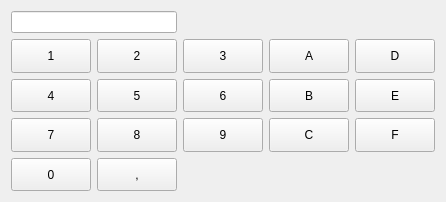
Before: the Qt Designer form wm-common/gui/wmkeyboardform.ui in ZeraGmbH/wm-project, drawn with Qt 5.
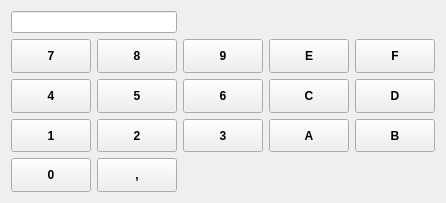
After: the same form once the commit is applied.

Commit message: changes layout of keyboard

```diff
--- a/wm-common/gui/wmkeyboardform.ui
+++ b/wm-common/gui/wmkeyboardform.ui
@@ -10,7 +10,7 @@
     <x>0</x>
     <y>0</y>
     <width>444</width>
-    <height>202</height>
+    <height>203</height>
    </rect>
   </property>
   <property name="sizePolicy">
@@ -28,32 +28,6 @@
   <layout class="QGridLayout" name="gridLayout_2">
    <item row="0" column="0">
     <layout class="QGridLayout" name="gridLayout">
-     <item row="1" column="3">
-      <widget class="QPushButton" name="pushButtonA">
-       <property name="sizePolicy">
-        <sizepolicy hsizetype="Minimum" vsizetype="Minimum">
-         <horstretch>0</horstretch>
-         <verstretch>0</verstretch>
-        </sizepolicy>
-       </property>
-       <property name="text">
-        <string>A</string>
-       </property>
-      </widget>
-     </item>
-     <item row="3" column="0">
-      <widget class="QPushButton" name="pushButton7">
-       <property name="sizePolicy">
-        <sizepolicy hsizetype="Minimum" vsizetype="Minimum">
-         <horstretch>0</horstretch>
-         <verstretch>0</verstretch>
-        </sizepolicy>
-       </property>
-       <property name="text">
-        <string>7</string>
-       </property>
-      </widget>
-     </item>
      <item row="4" column="0">
       <widget class="QPushButton" name="pushButton0">
        <property name="sizePolicy">
@@ -62,128 +36,16 @@
          <verstretch>0</verstretch>
         </sizepolicy>
        </property>
+       <property name="font">
+        <font>
+         <bold>true</bold>
+        </font>
+       </property>
        <property name="text">
         <string>0</string>
        </property>
       </widget>
      </item>
-     <item row="1" column="4">
-      <widget class="QPushButton" name="pushButtonD">
-       <property name="sizePolicy">
-        <sizepolicy hsizetype="Minimum" vsizetype="Minimum">
-         <horstretch>0</horstretch>
-         <verstretch>0</verstretch>
-        </sizepolicy>
-       </property>
-       <property name="text">
-        <string>D</string>
-       </property>
-      </widget>
-     </item>
-     <item row="2" column="3">
-      <widget class="QPushButton" name="pushButtonB">
-       <property name="sizePolicy">
-        <sizepolicy hsizetype="Minimum" vsizetype="Minimum">
-         <horstretch>0</horstretch>
-         <verstretch>0</verstretch>
-        </sizepolicy>
-       </property>
-       <property name="text">
-        <string>B</string>
-       </property>
-      </widget>
-     </item>
-     <item row="1" column="0">
-      <widget class="QPushButton" name="pushButton1">
-       <property name="sizePolicy">
-        <sizepolicy hsizetype="Minimum" vsizetype="Minimum">
-         <horstretch>0</horstretch>
-         <verstretch>0</verstretch>
-        </sizepolicy>
-       </property>
-       <property name="text">
-        <string>1</string>
-       </property>
-      </widget>
-     </item>
-     <item row="2" column="4">
-      <widget class="QPushButton" name="pushButtonE">
-       <property name="sizePolicy">
-        <sizepolicy hsizetype="Minimum" vsizetype="Minimum">
-         <horstretch>0</horstretch>
-         <verstretch>0</verstretch>
-        </sizepolicy>
-       </property>
-       <property name="text">
-        <string>E</string>
-       </property>
-      </widget>
-     </item>
-     <item row="1" column="2">
-      <widget class="QPushButton" name="pushButton3">
-       <property name="sizePolicy">
-        <sizepolicy hsizetype="Minimum" vsizetype="Minimum">
-         <horstretch>0</horstretch>
-         <verstretch>0</verstretch>
-        </sizepolicy>
-       </property>
-       <property name="text">
-        <string>3</string>
-       </property>
-      </widget>
-     </item>
-     <item row="3" column="4">
-      <widget class="QPushButton" name="pushButtonF">
-       <property name="sizePolicy">
-        <sizepolicy hsizetype="Minimum" vsizetype="Minimum">
-         <horstretch>0</horstretch>
-         <verstretch>0</verstretch>
-        </sizepolicy>
-       </property>
-       <property name="text">
-        <string>F</string>
-       </property>
-      </widget>
-     </item>
-     <item row="3" column="2">
-      <widget class="QPushButton" name="pushButton9">
-       <property name="sizePolicy">
-        <sizepolicy hsizetype="Minimum" vsizetype="Minimum">
-         <horstretch>0</horstretch>
-         <verstretch>0</verstretch>
-        </sizepolicy>
-       </property>
-       <property name="text">
-        <string>9</string>
-       </property>
-      </widget>
-     </item>
-     <item row="1" column="1">
-      <widget class="QPushButton" name="pushButton2">
-       <property name="sizePolicy">
-        <sizepolicy hsizetype="Minimum" vsizetype="Minimum">
-         <horstretch>0</horstretch>
-         <verstretch>0</verstretch>
-        </sizepolicy>
-       </property>
-       <property name="text">
-        <string>2</string>
-       </property>
-      </widget>
-     </item>
-     <item row="3" column="3">
-      <widget class="QPushButton" name="pushButtonC">
-       <property name="sizePolicy">
-        <sizepolicy hsizetype="Minimum" vsizetype="Minimum">
-         <horstretch>0</horstretch>
-         <verstretch>0</verstretch>
-        </sizepolicy>
-       </property>
-       <property name="text">
-        <string>C</string>
-       </property>
-      </widget>
-     </item>
      <item row="2" column="0">
       <widget class="QPushButton" name="pushButton4">
        <property name="sizePolicy">
@@ -192,6 +54,11 @@
          <verstretch>0</verstretch>
         </sizepolicy>
        </property>
+       <property name="font">
+        <font>
+         <bold>true</bold>
+        </font>
+       </property>
        <property name="text">
         <string>4</string>
        </property>
@@ -205,6 +72,11 @@
          <verstretch>0</verstretch>
         </sizepolicy>
        </property>
+       <property name="font">
+        <font>
+         <bold>true</bold>
+        </font>
+       </property>
        <property name="text">
         <string>5</string>
        </property>
@@ -218,24 +90,16 @@
          <verstretch>0</verstretch>
         </sizepolicy>
        </property>
+       <property name="font">
+        <font>
+         <bold>true</bold>
+        </font>
+       </property>
        <property name="text">
         <string>6</string>
        </property>
       </widget>
      </item>
-     <item row="3" column="1">
-      <widget class="QPushButton" name="pushButton8">
-       <property name="sizePolicy">
-        <sizepolicy hsizetype="Minimum" vsizetype="Minimum">
-         <horstretch>0</horstretch>
-         <verstretch>0</verstretch>
-        </sizepolicy>
-       </property>
-       <property name="text">
-        <string>8</string>
-       </property>
-      </widget>
-     </item>
      <item row="4" column="1">
       <widget class="QPushButton" name="pushButtonKomma">
        <property name="sizePolicy">
@@ -244,6 +108,11 @@
          <verstretch>0</verstretch>
         </sizepolicy>
        </property>
+       <property name="font">
+        <font>
+         <bold>true</bold>
+        </font>
+       </property>
        <property name="text">
         <string>,</string>
        </property>
@@ -252,6 +121,222 @@
      <item row="0" column="0" colspan="2">
       <widget class="QLineEdit" name="lineEdit"/>
      </item>
+     <item row="1" column="2">
+      <widget class="QPushButton" name="pushButton9">
+       <property name="sizePolicy">
+        <sizepolicy hsizetype="Minimum" vsizetype="Minimum">
+         <horstretch>0</horstretch>
+         <verstretch>0</verstretch>
+        </sizepolicy>
+       </property>
+       <property name="font">
+        <font>
+         <bold>true</bold>
+        </font>
+       </property>
+       <property name="text">
+        <string>9</string>
+       </property>
+      </widget>
+     </item>
+     <item row="1" column="0">
+      <widget class="QPushButton" name="pushButton7">
+       <property name="sizePolicy">
+        <sizepolicy hsizetype="Minimum" vsizetype="Minimum">
+         <horstretch>0</horstretch>
+         <verstretch>0</verstretch>
+        </sizepolicy>
+       </property>
+       <property name="font">
+        <font>
+         <bold>true</bold>
+        </font>
+       </property>
+       <property name="text">
+        <string>7</string>
+       </property>
+      </widget>
+     </item>
+     <item row="1" column="1">
+      <widget class="QPushButton" name="pushButton8">
+       <property name="sizePolicy">
+        <sizepolicy hsizetype="Minimum" vsizetype="Minimum">
+         <horstretch>0</horstretch>
+         <verstretch>0</verstretch>
+        </sizepolicy>
+       </property>
+       <property name="font">
+        <font>
+         <bold>true</bold>
+        </font>
+       </property>
+       <property name="text">
+        <string>8</string>
+       </property>
+      </widget>
+     </item>
+     <item row="3" column="1">
+      <widget class="QPushButton" name="pushButton2">
+       <property name="sizePolicy">
+        <sizepolicy hsizetype="Minimum" vsizetype="Minimum">
+         <horstretch>0</horstretch>
+         <verstretch>0</verstretch>
+        </sizepolicy>
+       </property>
+       <property name="font">
+        <font>
+         <bold>true</bold>
+        </font>
+       </property>
+       <property name="text">
+        <string>2</string>
+       </property>
+      </widget>
+     </item>
+     <item row="3" column="0">
+      <widget class="QPushButton" name="pushButton1">
+       <property name="sizePolicy">
+        <sizepolicy hsizetype="Minimum" vsizetype="Minimum">
+         <horstretch>0</horstretch>
+         <verstretch>0</verstretch>
+        </sizepolicy>
+       </property>
+       <property name="font">
+        <font>
+         <bold>true</bold>
+        </font>
+       </property>
+       <property name="text">
+        <string>1</string>
+       </property>
+      </widget>
+     </item>
+     <item row="3" column="2">
+      <widget class="QPushButton" name="pushButton3">
+       <property name="sizePolicy">
+        <sizepolicy hsizetype="Minimum" vsizetype="Minimum">
+         <horstretch>0</horstretch>
+         <verstretch>0</verstretch>
+        </sizepolicy>
+       </property>
+       <property name="font">
+        <font>
+         <bold>true</bold>
+        </font>
+       </property>
+       <property name="text">
+        <string>3</string>
+       </property>
+      </widget>
+     </item>
+     <item row="3" column="3">
+      <widget class="QPushButton" name="pushButtonA">
+       <property name="sizePolicy">
+        <sizepolicy hsizetype="Minimum" vsizetype="Minimum">
+         <horstretch>0</horstretch>
+         <verstretch>0</verstretch>
+        </sizepolicy>
+       </property>
+       <property name="font">
+        <font>
+         <bold>true</bold>
+        </font>
+       </property>
+       <property name="text">
+        <string>A</string>
+       </property>
+      </widget>
+     </item>
+     <item row="1" column="4">
+      <widget class="QPushButton" name="pushButtonF">
+       <property name="sizePolicy">
+        <sizepolicy hsizetype="Minimum" vsizetype="Minimum">
+         <horstretch>0</horstretch>
+         <verstretch>0</verstretch>
+        </sizepolicy>
+       </property>
+       <property name="font">
+        <font>
+         <bold>true</bold>
+        </font>
+       </property>
+       <property name="text">
+        <string>F</string>
+       </property>
+      </widget>
+     </item>
+     <item row="3" column="4">
+      <widget class="QPushButton" name="pushButtonB">
+       <property name="sizePolicy">
+        <sizepolicy hsizetype="Minimum" vsizetype="Minimum">
+         <horstretch>0</horstretch>
+         <verstretch>0</verstretch>
+        </sizepolicy>
+       </property>
+       <property name="font">
+        <font>
+         <bold>true</bold>
+        </font>
+       </property>
+       <property name="text">
+        <string>B</string>
+       </property>
+      </widget>
+     </item>
+     <item row="2" column="3">
+      <widget class="QPushButton" name="pushButtonC">
+       <property name="sizePolicy">
+        <sizepolicy hsizetype="Minimum" vsizetype="Minimum">
+         <horstretch>0</horstretch>
+         <verstretch>0</verstretch>
+        </sizepolicy>
+       </property>
+       <property name="font">
+        <font>
+         <bold>true</bold>
+        </font>
+       </property>
+       <property name="text">
+        <string>C</string>
+       </property>
+      </widget>
+     </item>
+     <item row="1" column="3">
+      <widget class="QPushButton" name="pushButtonE">
+       <property name="sizePolicy">
+        <sizepolicy hsizetype="Minimum" vsizetype="Minimum">
+         <horstretch>0</horstretch>
+         <verstretch>0</verstretch>
+        </sizepolicy>
+       </property>
+       <property name="font">
+        <font>
+         <bold>true</bold>
+        </font>
+       </property>
+       <property name="text">
+        <string>E</string>
+       </property>
+      </widget>
+     </item>
+     <item row="2" column="4">
+      <widget class="QPushButton" name="pushButtonD">
+       <property name="sizePolicy">
+        <sizepolicy hsizetype="Minimum" vsizetype="Minimum">
+         <horstretch>0</horstretch>
+         <verstretch>0</verstretch>
+        </sizepolicy>
+       </property>
+       <property name="font">
+        <font>
+         <bold>true</bold>
+        </font>
+       </property>
+       <property name="text">
+        <string>D</string>
+       </property>
+      </widget>
+     </item>
     </layout>
    </item>
   </layout>
```
